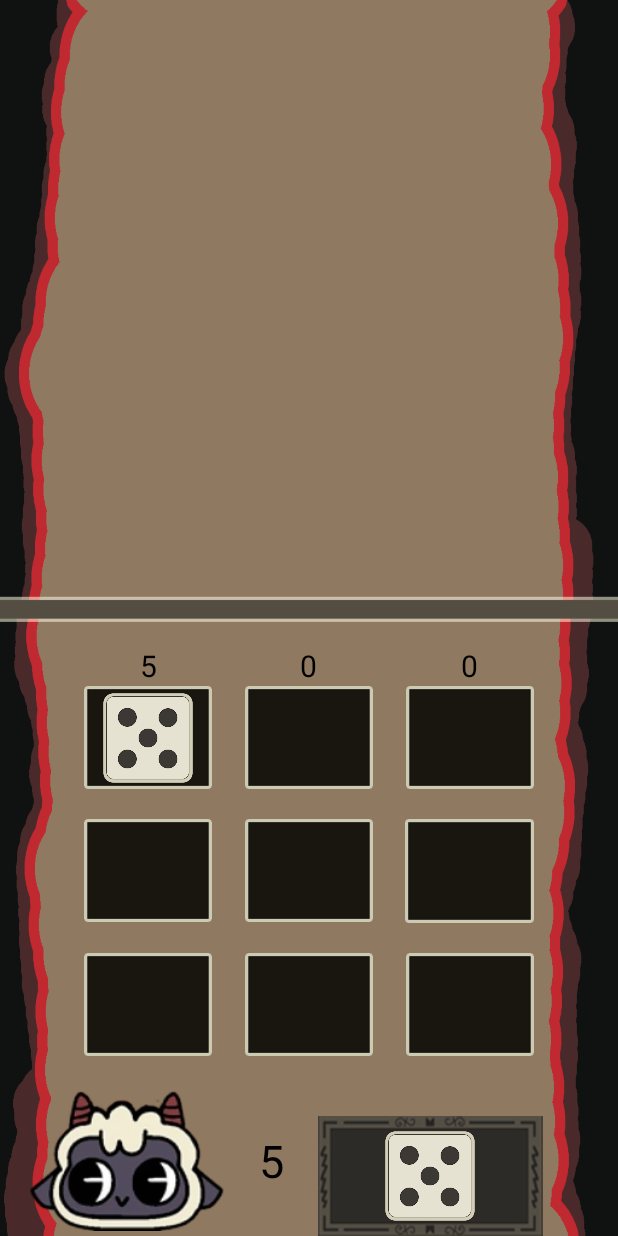
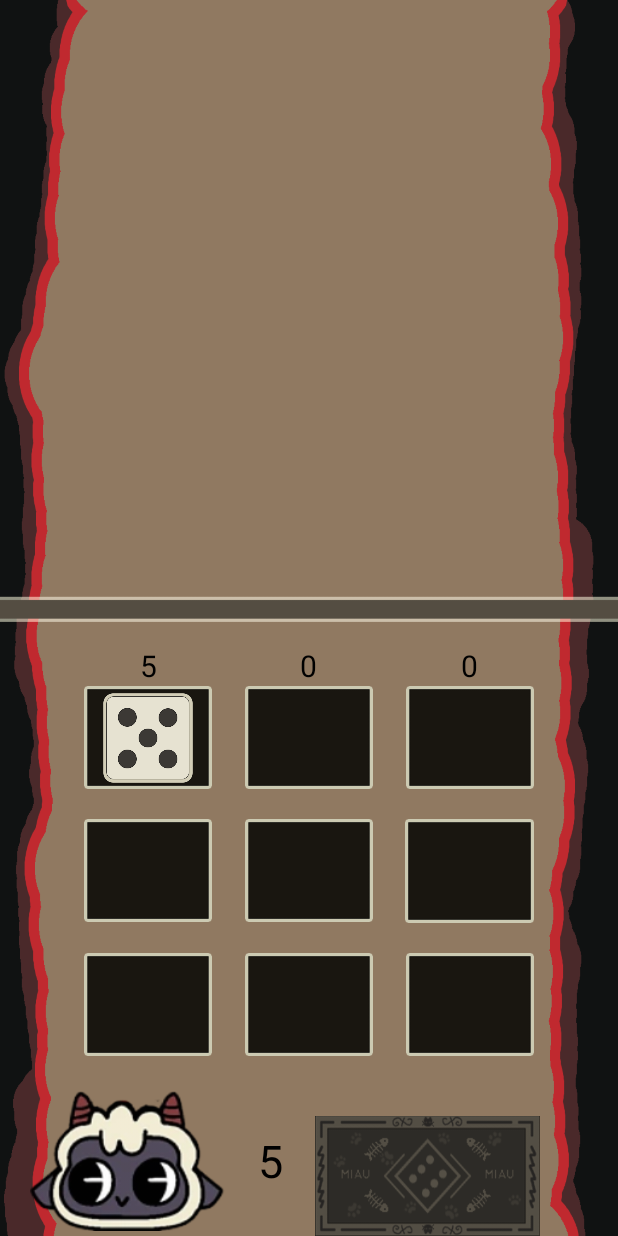
Before and after one commit to DeMoraDev/matatena, an Android app: the MainActivity2 screen opened directly, with no data from a screen before it, after a tap on an icon or button, on a phone screen of 412 x 824 dp. Run offline under Robolectric (Android 15) with nearby library versions, the phone set to English and light mode, and no system bars; 1 other tap on this screen came first.

Commit message:
Añadido imagen del roller definitivo

```diff
--- a/app/src/main/java/com/example/matatena/MainActivity2.java
+++ b/app/src/main/java/com/example/matatena/MainActivity2.java
@@ -12,7 +12,7 @@ import java.util.Random;
 public class MainActivity2 extends AppCompatActivity {
 
     private ImageButton roller1;
-    private ImageView rollerimage;
+    private ImageView rollerFinal;
     private ImageButton hueco_3_0;
     private ImageButton hueco_3_1;
     private ImageButton hueco_3_2;
@@ -50,7 +50,7 @@ public class MainActivity2 extends AppCompatActivity {
         setContentView(R.layout.activity_main2);
 
         roller1 = findViewById(R.id.roller_Jugador);
-        rollerimage = findViewById(R.id.rollerimage);
+        rollerFinal = findViewById(R.id.rollerimage);
 
         hueco_5_1 = findViewById(R.id.hueco_5_1);
         hueco_5_0 = findViewById(R.id.hueco_5_0);
@@ -90,6 +90,7 @@ public class MainActivity2 extends AppCompatActivity {
                     tablero[3][0] = tirada;
                     dice_3_0.setImageResource(getDiceDrawable(tirada));
                     updateCounter();
+                    resetRoller();
                 }
             }
         });
@@ -100,6 +101,7 @@ public class MainActivity2 extends AppCompatActivity {
                     tablero[3][1] = tirada;
                     dice_3_1.setImageResource(getDiceDrawable(tirada));
                     updateCounter();
+                    resetRoller();
                 }
             }
         });
@@ -110,6 +112,7 @@ public class MainActivity2 extends AppCompatActivity {
                     tablero[3][2] = tirada;
                     dice_3_2.setImageResource(getDiceDrawable(tirada));
                     updateCounter();
+                    resetRoller();
                 }
             }
         });
@@ -120,6 +123,7 @@ public class MainActivity2 extends AppCompatActivity {
                     tablero[4][0] = tirada;
                     dice_4_0.setImageResource(getDiceDrawable(tirada));
                     updateCounter();
+                    resetRoller();
                 }
             }
         });
@@ -130,6 +134,7 @@ public class MainActivity2 extends AppCompatActivity {
                     tablero[4][1] = tirada;
                     dice_4_1.setImageResource(getDiceDrawable(tirada));
                     updateCounter();
+                    resetRoller();
                 }
             }
         });
@@ -140,6 +145,7 @@ public class MainActivity2 extends AppCompatActivity {
                     tablero[4][2] = tirada;
                     dice_4_2.setImageResource(getDiceDrawable(tirada));
                     updateCounter();
+                    resetRoller();
                 }
             }
         });
@@ -150,6 +156,7 @@ public class MainActivity2 extends AppCompatActivity {
                     tablero[5][0] = tirada;
                     dice_5_0.setImageResource(getDiceDrawable(tirada));
                     updateCounter();
+                    resetRoller();
                 }
             }
         });
@@ -160,6 +167,7 @@ public class MainActivity2 extends AppCompatActivity {
                     tablero[5][1] = tirada;
                     dice_5_1.setImageResource(getDiceDrawable(tirada));
                     updateCounter();
+                    resetRoller();
                 }
             }
         });
@@ -170,6 +178,7 @@ public class MainActivity2 extends AppCompatActivity {
                     tablero[5][2] = tirada;
                     dice_5_2.setImageResource(getDiceDrawable(tirada));
                     updateCounter();
+                    resetRoller();
                 }
             }
         });
@@ -179,7 +188,36 @@ public class MainActivity2 extends AppCompatActivity {
         Random aleatorio = new Random();
         tirada = aleatorio.nextInt(6) + 1;
         rolleado = true;
-        rollerimage.setImageResource(getDiceDrawable(tirada));
+        rollerFinal.setImageResource(getDiceDrawable(tirada));
+    }
+
+    private void resetRoller(){
+        rollerFinal.setImageResource(R.drawable.emptydice);
+    }
+
+    /* private void winOrLose(int [][] tablero){
+         if(isFull(tablero)==true){
+             //sumPoints();
+         }
+     }
+
+     private void sumPoints(){
+         if(puntosJugador<puntosIA){
+             ganaIA
+         }else if(puntosJugador>puntosIA){
+             ganaJugador
+         }else{
+             empate
+         }
+     }*/
+    public boolean isFull(int[][] array){
+        for(int i= 0; i < array.length; i++){
+            for (int j = 0; j < array[i].length; j++){
+                if(array[i][j] == 0) {
+                    return false;
+                }
+            }
+        } return true;
     }
 
     private int getDiceDrawable(int tirada) {
--- a/app/src/main/res/layout/activity_main2.xml
+++ b/app/src/main/res/layout/activity_main2.xml
@@ -43,12 +43,12 @@
         android:id="@+id/roller_Jugador"
         android:layout_width="150dp"
         android:layout_height="80dp"
-        android:layout_marginEnd="50dp"
+        android:layout_marginEnd="52dp"
         android:background="@null"
         android:scaleType="fitXY"
         app:layout_constraintBottom_toBottomOf="parent"
         app:layout_constraintEnd_toEndOf="parent"
-        app:srcCompat="@drawable/roller4" />
+        app:srcCompat="@drawable/rollerdefinitivo" />
 
     <ImageView
         android:id="@+id/rollerimage"
```
Also changed, not shown: app/src/main/res/drawable/rollerdefinitivo.png (added).
